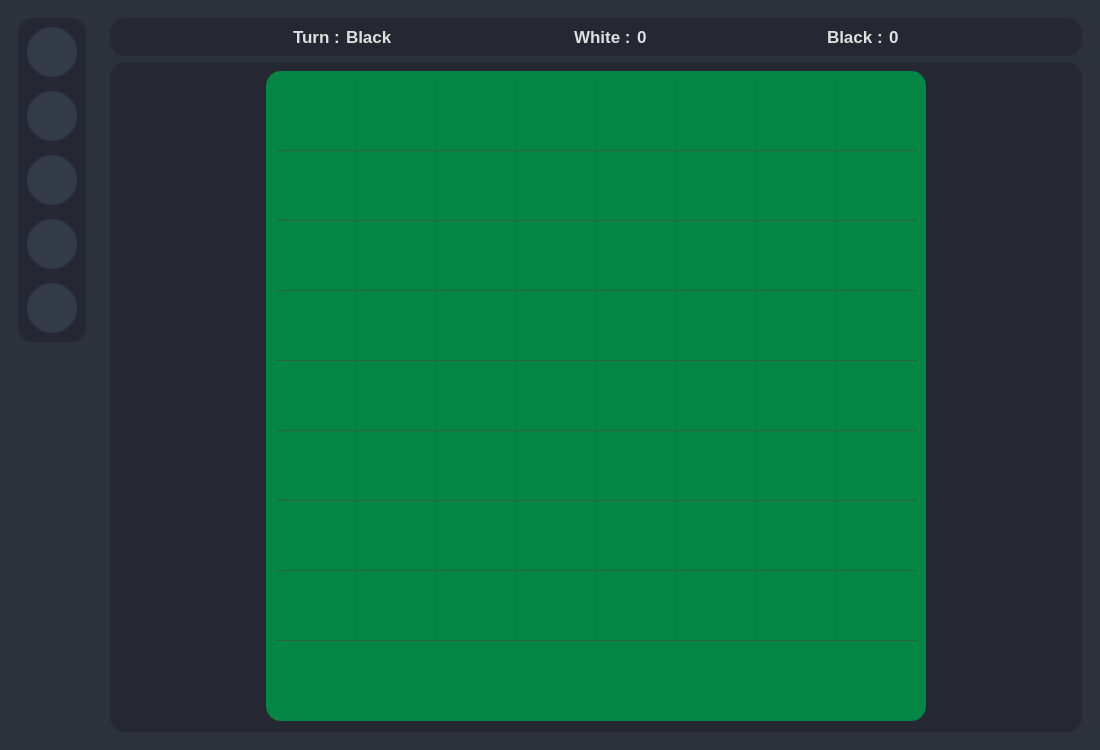
Above: src/gui/forms/mainwindow.ui from Moatsm-prog/Othello-Game before the change. Below: the same form after it.
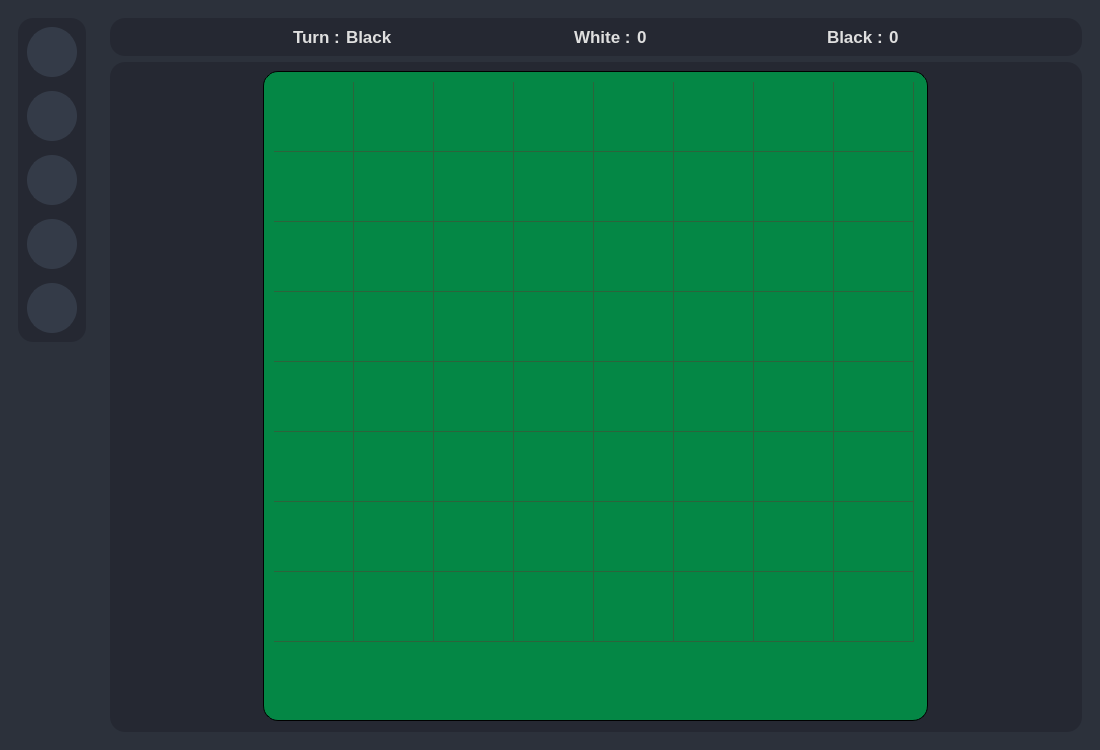
That is the form after the change. The open tabs and pages were chosen to show the change. Icons and pictures are not drawn. Custom widgets are drawn as their Qt base class.

Commit message: adding table border

Patch:
```diff
--- a/src/gui/forms/mainwindow.ui
+++ b/src/gui/forms/mainwindow.ui
@@ -622,7 +622,7 @@
                <widget class="QTableWidget" name="board_table_widget">
                 <property name="maximumSize">
                  <size>
-                  <width>660</width>
+                  <width>665</width>
                   <height>16777215</height>
                  </size>
                 </property>
@@ -630,6 +630,7 @@
                  <string notr="true">QTableWidget {
 	background-color: rgb(4, 135, 69);
 	color: rgb(223, 223, 223);
+	border: 1px solid rgb(0, 0, 0);
 	padding: 10px;
 	gridline-color: rgb(44, 100, 59);
 }
```
Left out of the diff: 2 changed lines with no effect on the pictures.
